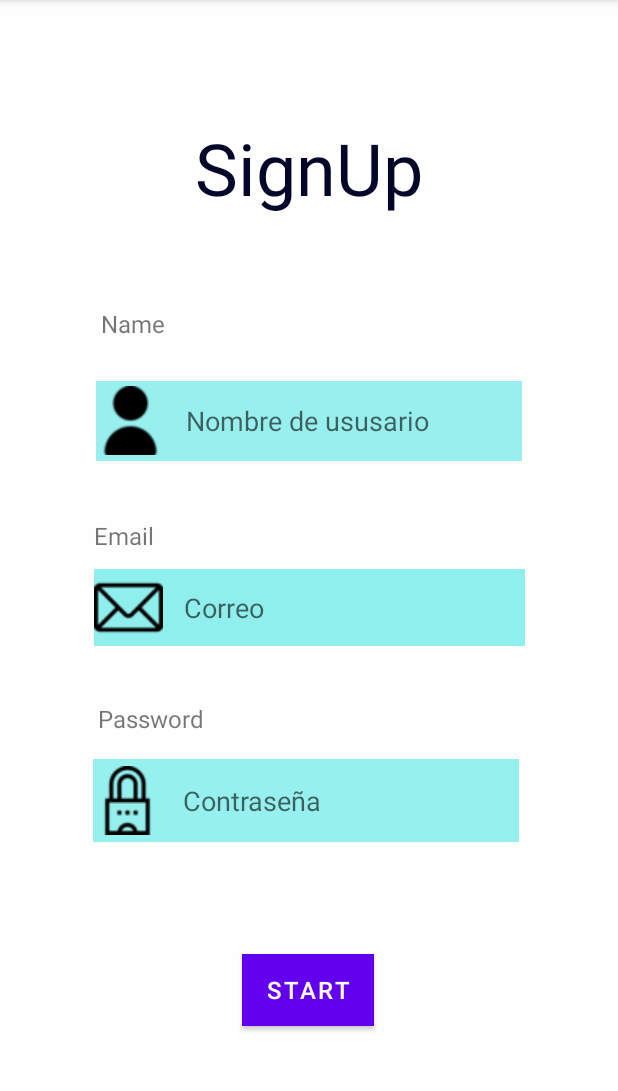
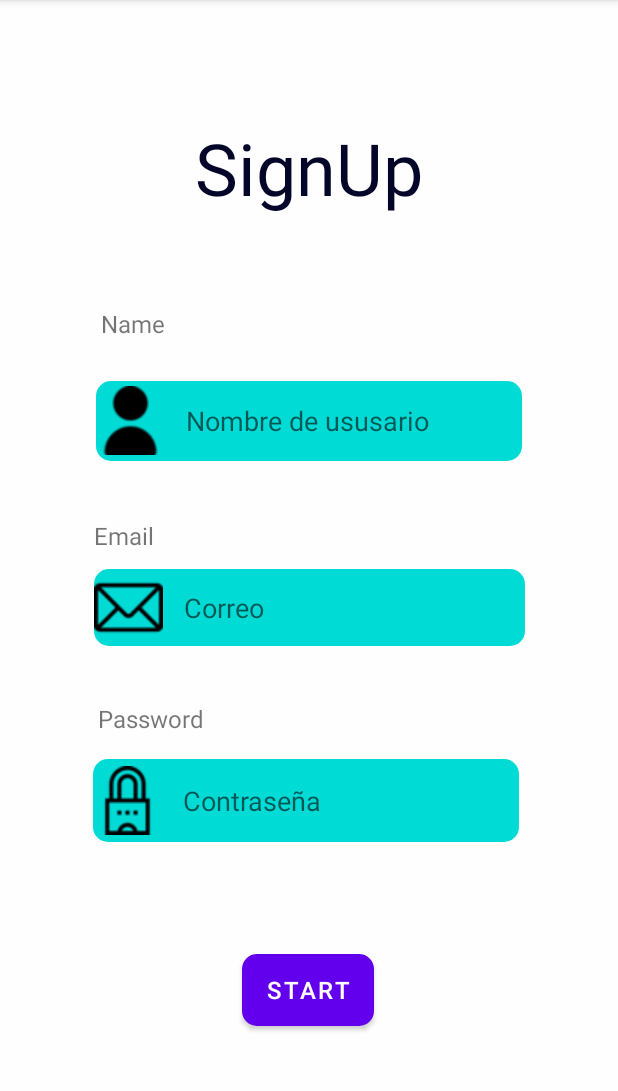
Before and after one commit to TomatoAlien/MyWay, an Android app: the SignUpPage screen opened directly, with no data from a screen before it, on a phone screen of 412 x 824 dp, the part 84-1175 px from its top. Run offline under Robolectric (Android 15) with nearby library versions, the phone set to English and light mode, and no system bars.

```diff
--- a/app/src/main/res/layout/activity_sign_up_page.xml
+++ b/app/src/main/res/layout/activity_sign_up_page.xml
@@ -25,8 +25,7 @@
         android:layout_width="wrap_content"
         android:layout_height="wrap_content"
         android:layout_marginBottom="84dp"
-        android:background="#956afd"
-        android:backgroundTint="#956afd"
+        android:background="@drawable/custom_btn"
         android:text="@string/startBtn2"
         android:textSize="16sp"
         app:layout_constraintBottom_toBottomOf="parent"
@@ -41,8 +40,7 @@
         android:layout_height="53dp"
         android:layout_marginTop="11dp"
         android:layout_marginBottom="34dp"
-        android:background="#00dbd6"
-        android:backgroundTint="#6800DBD6"
+        android:background="@drawable/custom_edit_text"
         android:ems="10"
         android:inputType="textPersonName"
         app:layout_constraintBottom_toTopOf="@+id/emailTxt"
@@ -58,8 +56,7 @@
         android:id="@+id/editTextTextEmailAddress"
         android:layout_width="287dp"
         android:layout_height="51dp"
-        android:background="#00dbd6"
-        android:backgroundTint="#7000DBD6"
+        android:background="@drawable/custom_edit_text"
         android:ems="10"
         android:inputType="textEmailAddress"
         app:layout_constraintBottom_toTopOf="@+id/passTxt2"
@@ -76,8 +73,7 @@
         android:layout_width="284dp"
         android:layout_height="55dp"
         android:layout_marginTop="8dp"
-        android:background="#00dbd6"
-        android:backgroundTint="#6A00DBD6"
+        android:background="@drawable/custom_edit_text"
         android:ems="10"
         android:inputType="textPassword"
         app:layout_constraintBottom_toTopOf="@+id/button"
```
